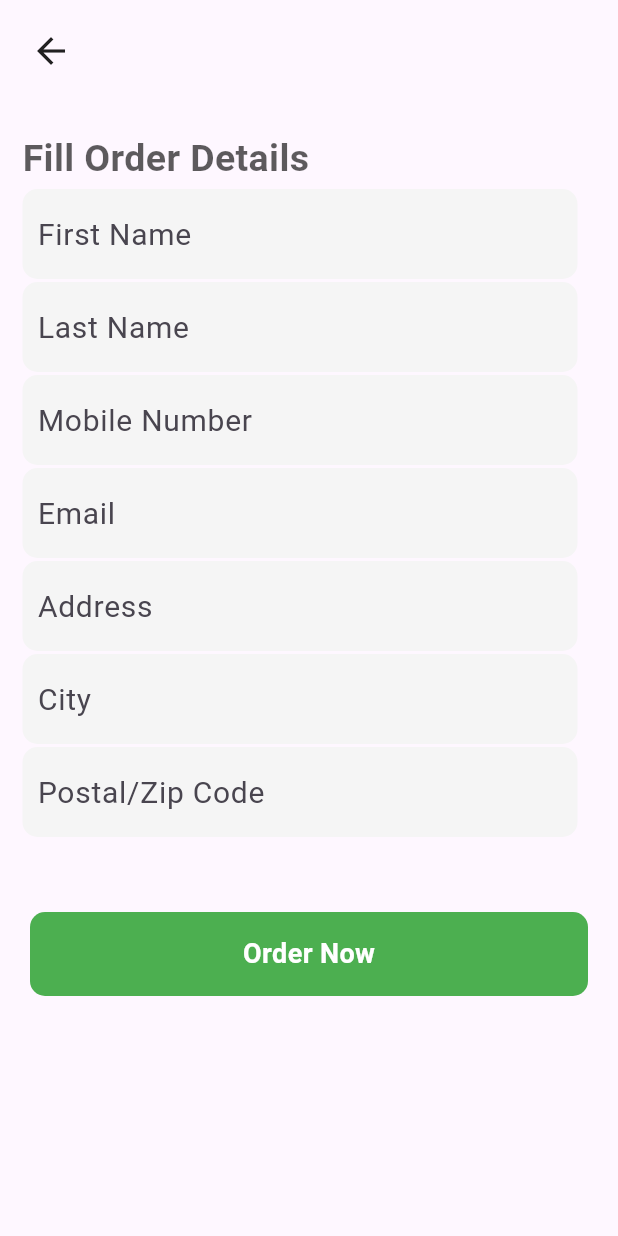
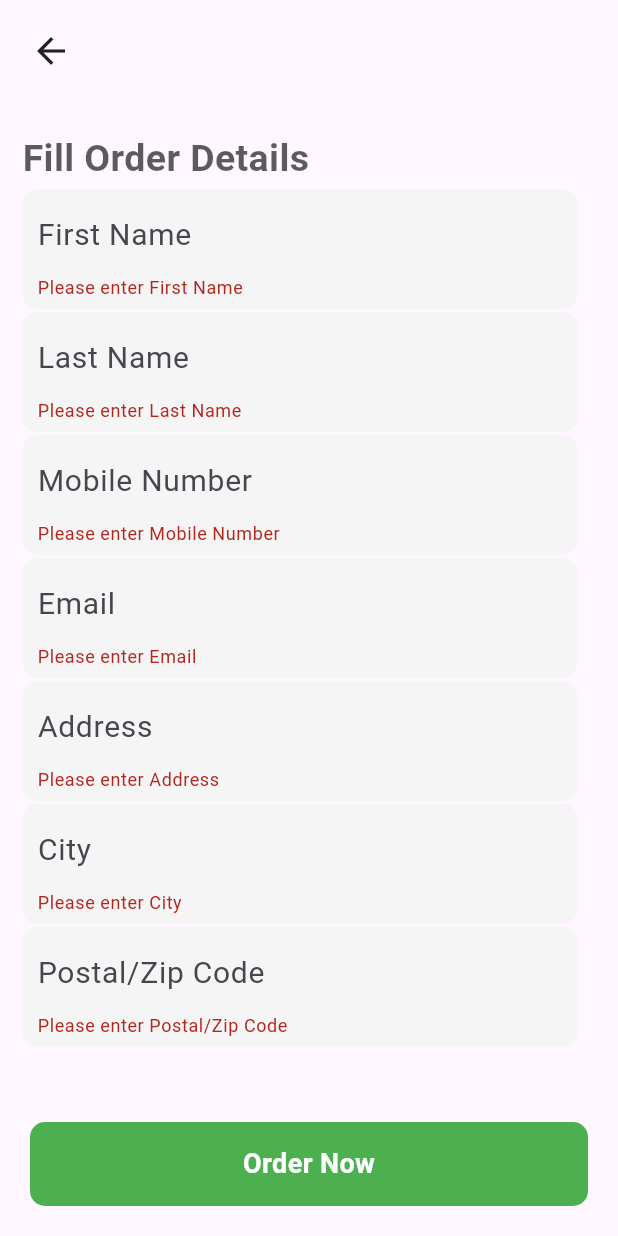
Before and after one commit to rhtmahour/go90mart, a Flutter app: the OrderPage screen opened directly, after a tap on "Order Now", on a phone screen of 412 x 824 dp. Run offline on Flutter 3.47's test engine with Material 3 defaults, Android fonts, the phone set to English and light mode, and no system bars; our stand-ins replace badges, carousel_slider, cloud_firestore, dots_indicator, firebase_auth, firebase_core and 4 more; accounts and stored records are empty.

Commit message:
Todays code updated on date 29-05-2024

```diff
--- a/lib/screens/orderpage.dart
+++ b/lib/screens/orderpage.dart
@@ -1,7 +1,75 @@
 import 'package:flutter/material.dart';
+import 'package:cloud_firestore/cloud_firestore.dart';
 
-class OrderPage extends StatelessWidget {
+class OrderPage extends StatefulWidget {
   const OrderPage({super.key});
+
+  @override
+  _OrderPageState createState() => _OrderPageState();
+}
+
+class _OrderPageState extends State<OrderPage> {
+  final _formKey = GlobalKey<FormState>();
+  final _firstNameController = TextEditingController();
+  final _lastNameController = TextEditingController();
+  final _mobileNumberController = TextEditingController();
+  final _emailController = TextEditingController();
+  final _addressController = TextEditingController();
+  final _cityController = TextEditingController();
+  final _postalCodeController = TextEditingController();
+
+  @override
+  void dispose() {
+    _firstNameController.dispose();
+    _lastNameController.dispose();
+    _mobileNumberController.dispose();
+    _emailController.dispose();
+    _addressController.dispose();
+    _cityController.dispose();
+    _postalCodeController.dispose();
+    super.dispose();
+  }
+
+  void _saveOrder() async {
+    if (_formKey.currentState!.validate()) {
+      await FirebaseFirestore.instance.collection('customer').add({
+        'firstName': _firstNameController.text,
+        'lastName': _lastNameController.text,
+        'mobileNumber': _mobileNumberController.text,
+        'email': _emailController.text,
+        'address': _addressController.text,
+        'city': _cityController.text,
+        'postalCode': _postalCodeController.text,
+      });
+
+      // Clear the text fields
+      _firstNameController.clear();
+      _lastNameController.clear();
+      _mobileNumberController.clear();
+      _emailController.clear();
+      _addressController.clear();
+      _cityController.clear();
+      _postalCodeController.clear();
+
+      showDialog(
+        context: context,
+        builder: (BuildContext context) {
+          return AlertDialog(
+            title: const Text('Thank You!'),
+            content: const Text('Your order has been placed successfully.'),
+            actions: <Widget>[
+              TextButton(
+                child: const Text('OK'),
+                onPressed: () {
+                  Navigator.of(context).pushReplacementNamed('/home');
+                },
+              ),
+            ],
+          );
+        },
+      );
+    }
+  }
 
   @override
   Widget build(BuildContext context) {
@@ -21,7 +89,9 @@ class OrderPage extends StatelessWidget {
               ),
             ),
           ),
-          Column(
+          Form(
+            key: _formKey,
+            child: Column(
               crossAxisAlignment: CrossAxisAlignment.start,
               children: [
                 Container(
@@ -36,146 +106,20 @@ class OrderPage extends StatelessWidget {
                     ),
                   ),
                 ),
-              Container(
-                margin: const EdgeInsets.only(left: 15, top: 2),
-                padding:
-                    const EdgeInsets.symmetric(horizontal: 10, vertical: 6),
-                decoration: BoxDecoration(
-                  color: Colors.grey[100],
-                  borderRadius: BorderRadius.circular(10),
-                ),
-                width: 370,
-                child: TextFormField(
-                  decoration: const InputDecoration(
-                    border: InputBorder.none,
-                    hintText: "First Name",
-                    hintStyle: TextStyle(
-                      fontSize: 20,
-                    ),
-                  ),
-                ),
-              ),
-              Container(
-                margin: const EdgeInsets.only(left: 15, top: 2),
-                padding:
-                    const EdgeInsets.symmetric(horizontal: 10, vertical: 6),
-                decoration: BoxDecoration(
-                  color: Colors.grey[100],
-                  borderRadius: BorderRadius.circular(10),
-                ),
-                width: 370,
-                child: TextFormField(
-                  decoration: const InputDecoration(
-                    border: InputBorder.none,
-                    hintText: "Last Name",
-                    hintStyle: TextStyle(
-                      fontSize: 20,
-                    ),
-                  ),
-                ),
-              ),
-              Container(
-                margin: const EdgeInsets.only(left: 15, top: 2),
-                padding:
-                    const EdgeInsets.symmetric(horizontal: 10, vertical: 6),
-                decoration: BoxDecoration(
-                  color: Colors.grey[100],
-                  borderRadius: BorderRadius.circular(10),
-                ),
-                width: 370,
-                child: TextFormField(
-                  decoration: const InputDecoration(
-                    border: InputBorder.none,
-                    hintText: "Mobile Number",
-                    hintStyle: TextStyle(
-                      fontSize: 20,
-                    ),
-                  ),
-                ),
-              ),
-              Container(
-                margin: const EdgeInsets.only(left: 15, top: 2),
-                padding:
-                    const EdgeInsets.symmetric(horizontal: 10, vertical: 6),
-                decoration: BoxDecoration(
-                  color: Colors.grey[100],
-                  borderRadius: BorderRadius.circular(10),
-                ),
-                width: 370,
-                child: TextFormField(
-                  decoration: const InputDecoration(
-                    border: InputBorder.none,
-                    hintText: "Email",
-                    hintStyle: TextStyle(
-                      fontSize: 20,
-                    ),
-                  ),
-                ),
-              ),
-              Container(
-                margin: const EdgeInsets.only(left: 15, top: 2),
-                padding:
-                    const EdgeInsets.symmetric(horizontal: 10, vertical: 6),
-                decoration: BoxDecoration(
-                  color: Colors.grey[100],
-                  borderRadius: BorderRadius.circular(10),
-                ),
-                width: 370,
-                child: TextFormField(
-                  decoration: const InputDecoration(
-                    border: InputBorder.none,
-                    hintText: "Address",
-                    hintStyle: TextStyle(
-                      fontSize: 20,
-                    ),
-                  ),
-                ),
-              ),
-              Container(
-                margin: const EdgeInsets.only(left: 15, top: 2),
-                padding:
-                    const EdgeInsets.symmetric(horizontal: 10, vertical: 6),
-                decoration: BoxDecoration(
-                  color: Colors.grey[100],
-                  borderRadius: BorderRadius.circular(10),
-                ),
-                width: 370,
-                child: TextFormField(
-                  decoration: const InputDecoration(
-                    border: InputBorder.none,
-                    hintText: "City",
-                    hintStyle: TextStyle(
-                      fontSize: 20,
-                    ),
-                  ),
-                ),
-              ),
-              Container(
-                margin: const EdgeInsets.only(left: 15, top: 2),
-                padding:
-                    const EdgeInsets.symmetric(horizontal: 10, vertical: 6),
-                decoration: BoxDecoration(
-                  color: Colors.grey[100],
-                  borderRadius: BorderRadius.circular(10),
-                ),
-                width: 370,
-                child: TextFormField(
-                  decoration: const InputDecoration(
-                    border: InputBorder.none,
-                    hintText: "Postal/Zip Code",
-                    hintStyle: TextStyle(
-                      fontSize: 20,
-                    ),
-                  ),
-                ),
-              ),
+                buildTextField(_firstNameController, "First Name"),
+                buildTextField(_lastNameController, "Last Name"),
+                buildTextField(_mobileNumberController, "Mobile Number"),
+                buildTextField(_emailController, "Email"),
+                buildTextField(_addressController, "Address"),
+                buildTextField(_cityController, "City"),
+                buildTextField(_postalCodeController, "Postal/Zip Code"),
                 const SizedBox(height: 50),
                 InkWell(
-                onTap: () {},
+                  onTap: _saveOrder,
                   child: Container(
                     alignment: Alignment.center,
-                  padding:
-                      const EdgeInsets.symmetric(vertical: 15, horizontal: 20),
+                    padding: const EdgeInsets.symmetric(
+                        vertical: 15, horizontal: 20),
                     margin: const EdgeInsets.symmetric(horizontal: 20),
                     decoration: BoxDecoration(
                       color: Colors.green,
@@ -189,11 +133,40 @@ class OrderPage extends StatelessWidget {
                           fontWeight: FontWeight.bold),
                     ),
                   ),
-              )
+                ),
               ],
+            ),
           ),
         ],
       ),
     );
   }
+
+  Widget buildTextField(TextEditingController controller, String hintText) {
+    return Container(
+      margin: const EdgeInsets.only(left: 15, top: 2),
+      padding: const EdgeInsets.symmetric(horizontal: 10, vertical: 6),
+      decoration: BoxDecoration(
+        color: Colors.grey[100],
+        borderRadius: BorderRadius.circular(10),
+      ),
+      width: 370,
+      child: TextFormField(
+        controller: controller,
+        decoration: InputDecoration(
+          border: InputBorder.none,
+          hintText: hintText,
+          hintStyle: const TextStyle(
+            fontSize: 20,
+          ),
+        ),
+        validator: (value) {
+          if (value == null || value.isEmpty) {
+            return 'Please enter $hintText';
           }
+          return null;
+        },
+      ),
+    );
+  }
+}
```
Lines whose indentation alone changed are shown as unchanged.
